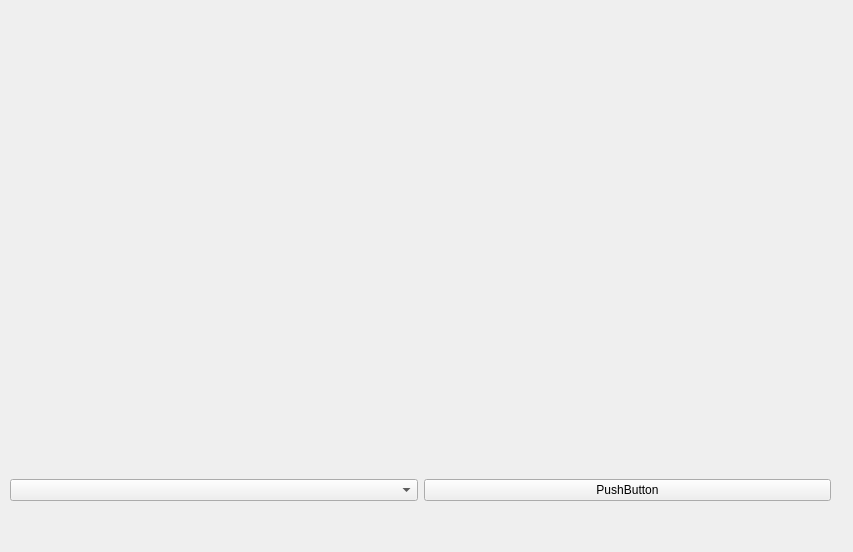
Before: the Qt Designer form video/formvideo.ui in lucifer008/vehicle2022, drawn with Qt 5.
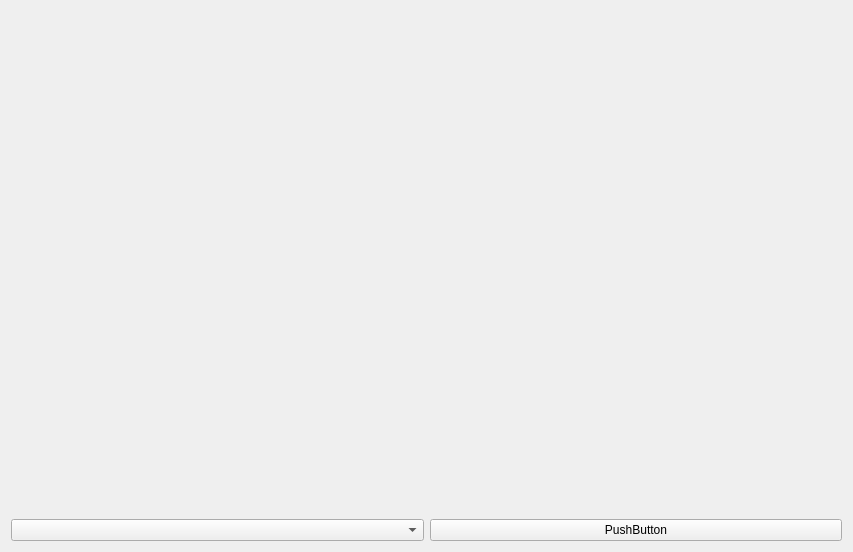
After: the same form once the commit is applied.

Commit message: 视频控制

What changed in the file:
```diff
--- a/video/formvideo.ui
+++ b/video/formvideo.ui
@@ -13,15 +13,11 @@
   <property name="windowTitle">
    <string>Form</string>
   </property>
-  <widget class="QWidget" name="horizontalLayoutWidget">
-   <property name="geometry">
-    <rect>
-     <x>10</x>
-     <y>440</y>
-     <width>821</width>
-     <height>101</height>
-    </rect>
-   </property>
+  <layout class="QVBoxLayout" name="verticalLayout">
+   <item>
+    <widget class="QWidget" name="widget" native="true"/>
+   </item>
+   <item>
    <layout class="QHBoxLayout" name="horizontalLayout">
     <item>
      <widget class="QComboBox" name="comboBox"/>
@@ -34,7 +30,8 @@
      </widget>
     </item>
    </layout>
-  </widget>
+   </item>
+  </layout>
  </widget>
  <resources/>
  <connections/>
```
Lines whose indentation alone changed are shown as unchanged. The commit also changes 2 other files.
